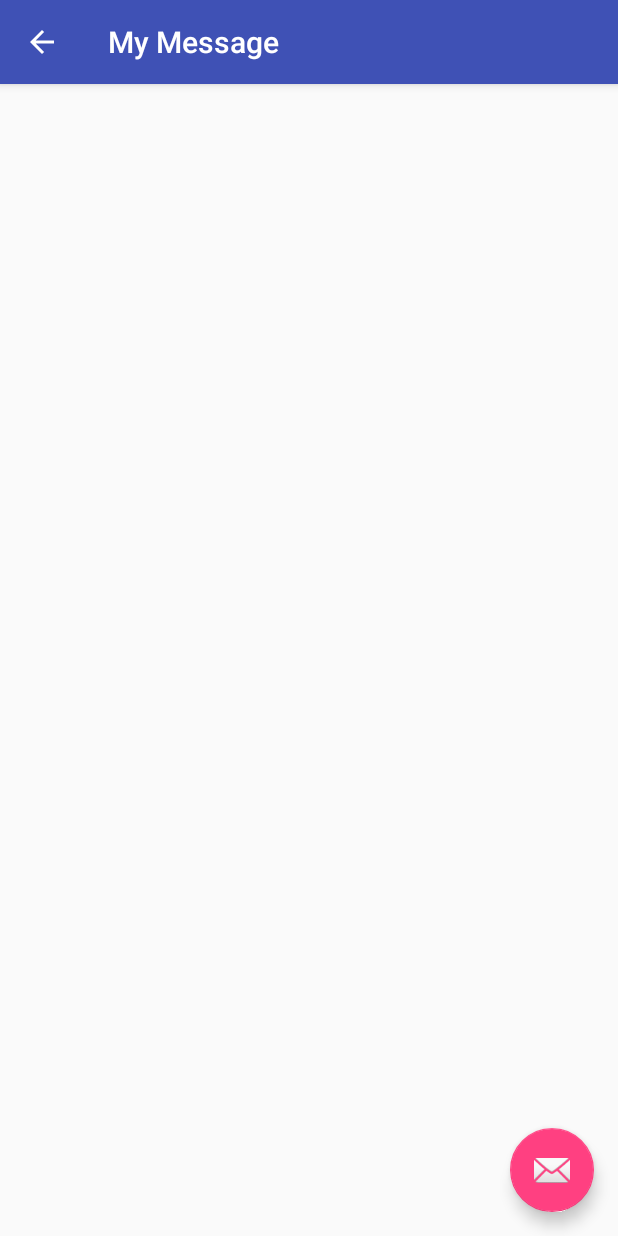
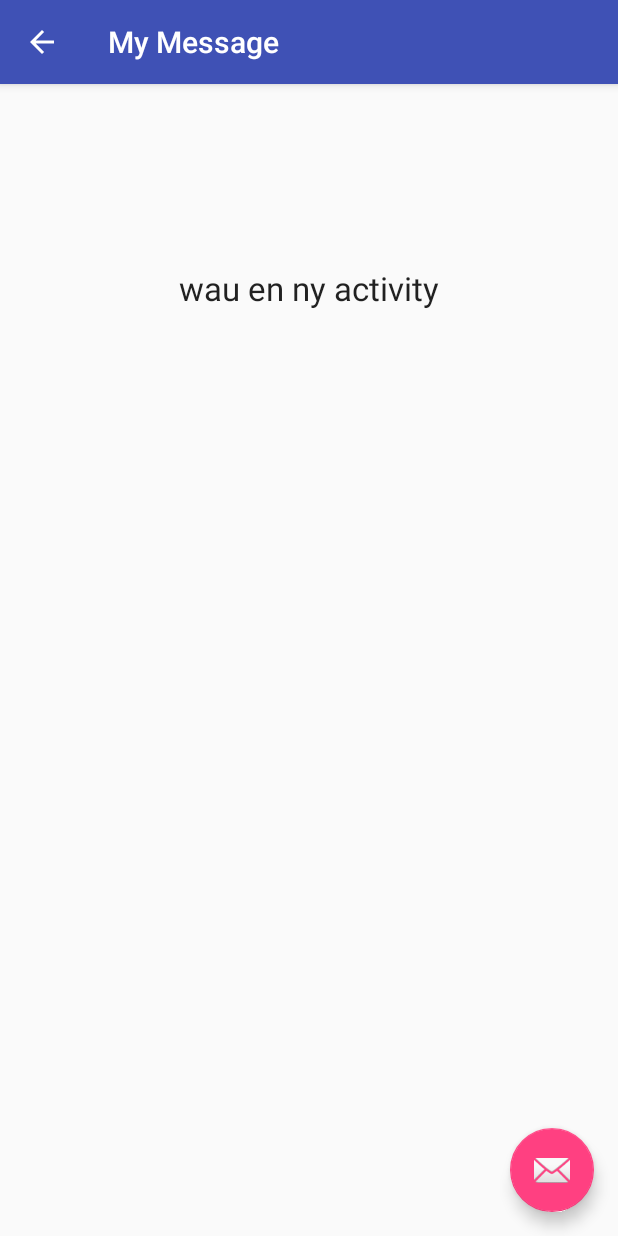
Before and after one commit to munkefrugt/TwoActivities, an Android app: the DisplayMessageActivity screen opened directly, with no data from a screen before it, on a phone screen of 412 x 824 dp. Run offline under Robolectric (Android 15) with nearby library versions, the phone set to English and light mode, and no system bars.

Commit message:
Bare lavet lidt text i den nye activity

```diff
--- a/app/src/main/java/com/example/twoactivities/MainActivity.java
+++ b/app/src/main/java/com/example/twoactivities/MainActivity.java
@@ -68,7 +68,8 @@ public final static String EXTRA_MESSAGE = "com.mycompany.myfirstapp.MESSAGE";
         // get the editText element from the TextView.
         //findViewById() when casted to (EditText ) givees us edit text.
 
-        //IMPORTANT : the  its a field the user can write in.
+        //IMPORTANT : There is a big difference between textView and editText. the EditText is a field the user can write in.
+        //  and here it has to be editText
         EditText editText = (EditText) findViewById(R.id.edit_message);
 
         // get the text from the editText and make it into a string
--- a/app/src/main/res/layout/content_display_message.xml
+++ b/app/src/main/res/layout/content_display_message.xml
@@ -12,4 +12,13 @@
     tools:context="com.example.twoactivities.DisplayMessageActivity"
     tools:showIn="@layout/activity_display_message">
 
+    <TextView
+        android:layout_width="wrap_content"
+        android:layout_height="wrap_content"
+        android:textAppearance="?android:attr/textAppearanceLarge"
+        android:text="wau en ny activity"
+        android:id="@+id/textView"
+        android:layout_alignParentTop="true"
+        android:layout_centerHorizontal="true"
+        android:layout_marginTop="105dp" />
 </RelativeLayout>
```
